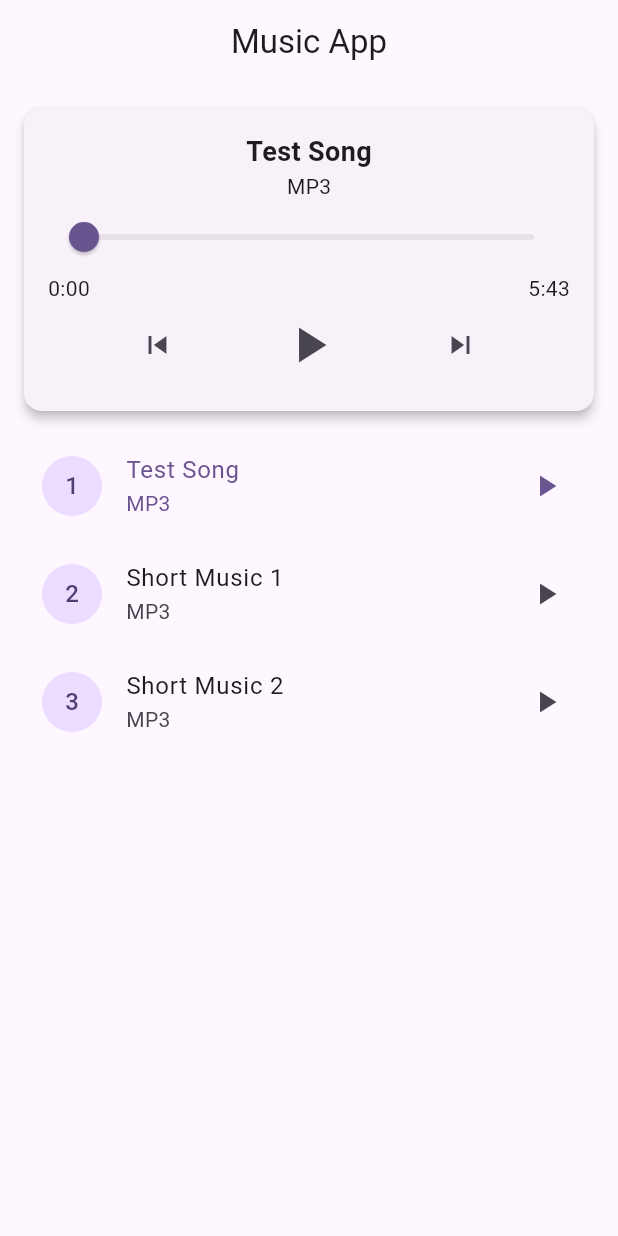
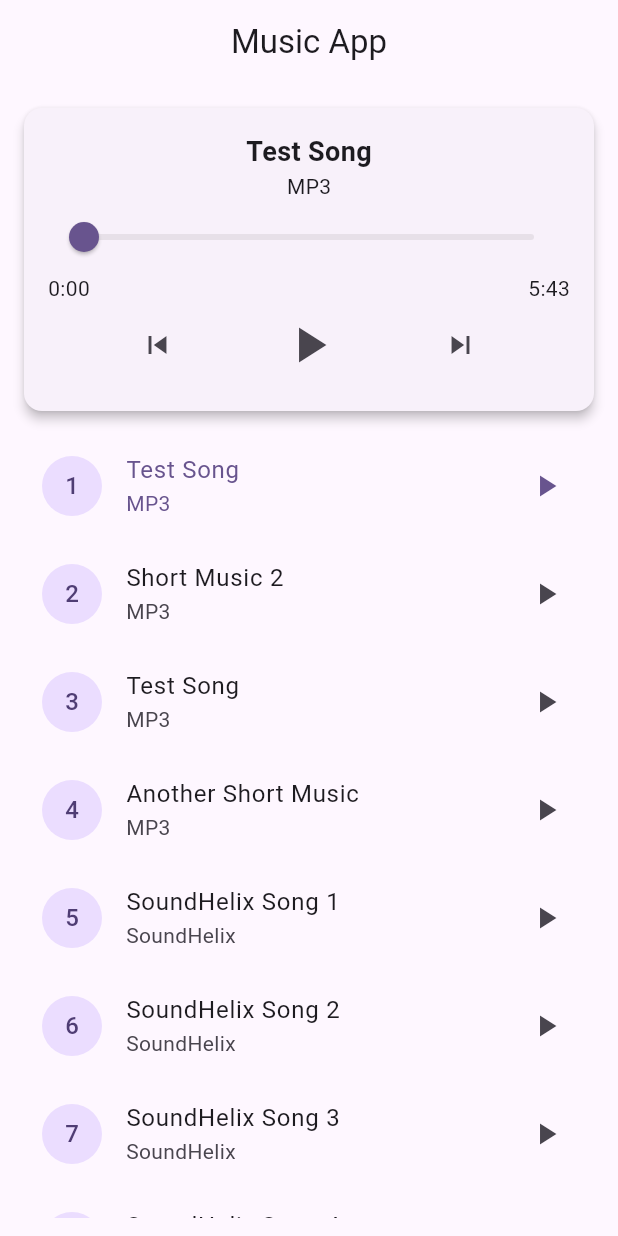
Before and after one commit to kakamrulhasan/Media-Player, a Flutter app: the screen it shows after launch, on a phone screen of 412 x 824 dp. Run offline on Flutter 3.47's test engine with Material 3 defaults, Android fonts, the phone set to English and light mode, and no system bars; our stand-ins replace audioplayers.

Commit message:
add_more_songs

```diff
--- a/lib/music_player_screen.dart
+++ b/lib/music_player_screen.dart
@@ -20,19 +20,57 @@ class _MusicPlayerScreenState extends State<MusicPlayerScreen> {
     songUrl: 'https://www.soundhelix.com/examples/mp3/SoundHelix-Song-1.mp3',
     durationSecond: 343,
   ),
-  Song(
-    songName: 'Short Music 1',
-    artiestName: 'MP3',
-    songUrl:
-        'https://files.freemusicarchive.org/storage-freemusicarchive-org/music/ccCommunity/Kevin_MacLeod/Jazz_Sampler/Kevin_MacLeod_-_Local_Forecast_-_Slower.mp3',
-    durationSecond: 30,
-  ),
+
   Song(
     songName: 'Short Music 2',
     artiestName: 'MP3',
     songUrl:
         'https://files.freemusicarchive.org/storage-freemusicarchive-org/music/no_curator/Kevin_MacLeod/Calming/Kevin_MacLeod_-_Clean_Soul.mp3',
     durationSecond: 25,
+  ),
+  Song(
+    songName: 'Test Song',
+    artiestName: 'MP3',
+    songUrl:
+        'https://www.soundhelix.com/examples/mp3/SoundHelix-Song-2.mp3',
+    durationSecond: 348,
+  ),
+  Song(
+    songName: 'Another Short Music',
+    artiestName: 'MP3',
+    songUrl:
+        'https://www.soundhelix.com/examples/mp3/SoundHelix-Song-3.mp3',
+    durationSecond: 325,
+  ),
+  Song(
+    songName: 'SoundHelix Song 1',
+    artiestName: 'SoundHelix',
+    songUrl: 'https://www.soundhelix.com/examples/mp3/SoundHelix-Song-1.mp3',
+    durationSecond: 343,
+  ),
+  Song(
+    songName: 'SoundHelix Song 2',
+    artiestName: 'SoundHelix',
+    songUrl: 'https://www.soundhelix.com/examples/mp3/SoundHelix-Song-2.mp3',
+    durationSecond: 348,
+  ),
+  Song(
+    songName: 'SoundHelix Song 3',
+    artiestName: 'SoundHelix',
+    songUrl: 'https://www.soundhelix.com/examples/mp3/SoundHelix-Song-3.mp3',
+    durationSecond: 325,
+  ),
+  Song(
+    songName: 'SoundHelix Song 4',
+    artiestName: 'SoundHelix',
+    songUrl: 'https://www.soundhelix.com/examples/mp3/SoundHelix-Song-4.mp3',
+    durationSecond: 356,
+  ),
+  Song(
+    songName: 'SoundHelix Song 5',
+    artiestName: 'SoundHelix',
+    songUrl: 'https://www.soundhelix.com/examples/mp3/SoundHelix-Song-5.mp3',
+    durationSecond: 330,
   ),
 ];
 
```
